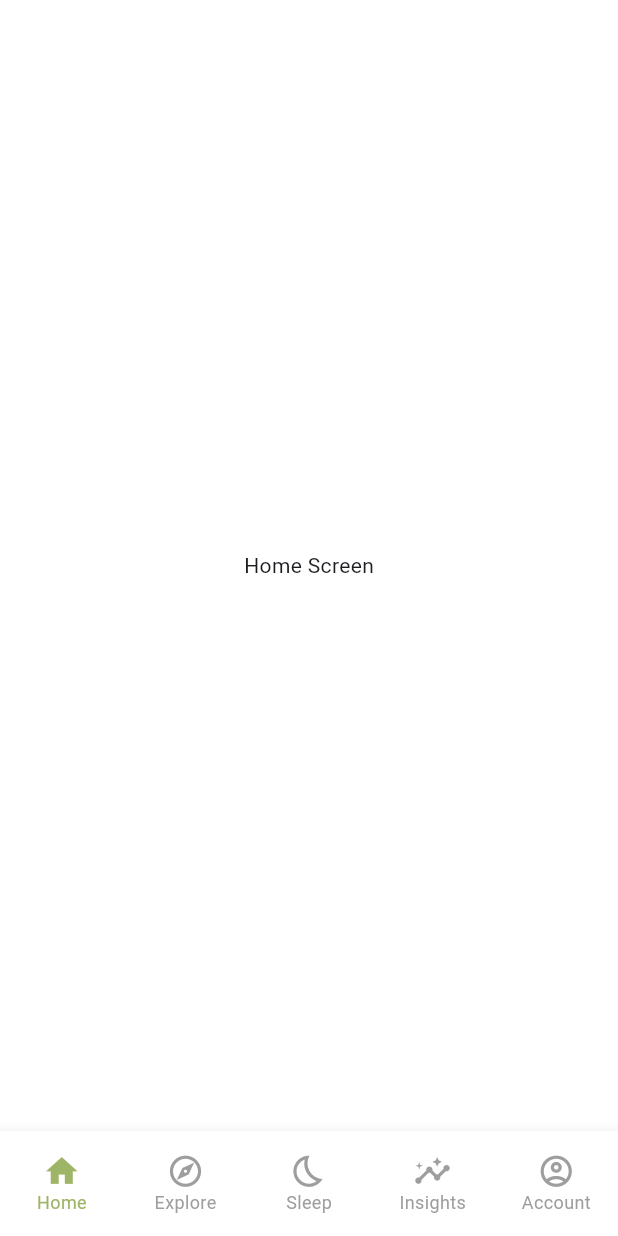
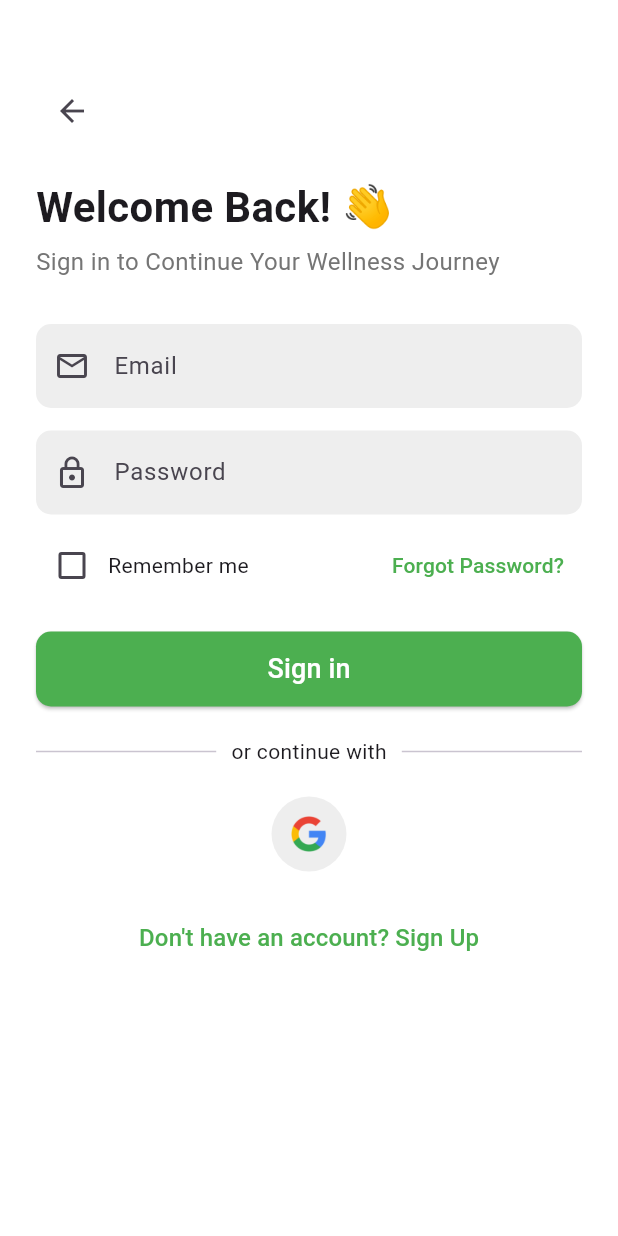
Before and after one commit to kosuri-indu/MindSync, a Flutter app: the screen it shows after launch, on a phone screen of 412 x 824 dp. Run offline on Flutter 3.47's test engine with Material 3 defaults, Android fonts, the phone set to English and light mode, and no system bars; our stand-ins replace flutter_riverpod, lottie.

Commit message:
Added Sign Up and Sign In UI

```diff
--- a/mindsync/lib/main.dart
+++ b/mindsync/lib/main.dart
@@ -1,6 +1,6 @@
 import 'package:flutter/material.dart';
 import 'package:flutter_riverpod/flutter_riverpod.dart';
-import 'views/page/splash_screen.dart';
+import 'views/pages/splash_screen.dart';
 
 void main() {
   runApp(ProviderScope(child: MyApp()));
--- /dev/null
+++ b/mindsync/lib/views/pages/signin_page.dart
@@ -0,0 +1,139 @@
+import 'package:flutter/material.dart';
+import 'signup_page.dart';
+
+class SignInPage extends StatelessWidget {
+  const SignInPage({super.key});
+
+  @override
+  Widget build(BuildContext context) {
+    return Scaffold(
+      body: SingleChildScrollView(
+        child: Padding(
+          padding: const EdgeInsets.symmetric(horizontal: 24, vertical: 50),
+          child: Column(
+            crossAxisAlignment: CrossAxisAlignment.start,
+            children: [
+              IconButton(
+                icon: const Icon(Icons.arrow_back),
+                onPressed: () {},
+              ),
+              const SizedBox(height: 20),
+              Text(
+                "Welcome Back! 👋",
+                style: TextStyle(
+                  fontSize: 28,
+                  fontWeight: FontWeight.bold,
+                ),
+              ),
+              const SizedBox(height: 5),
+              Text(
+                "Sign in to Continue Your Wellness Journey",
+                style: TextStyle(fontSize: 16, color: Colors.grey[600]),
+              ),
+              const SizedBox(height: 30),
+              _buildTextField(Icons.email_outlined, "Email"),
+              const SizedBox(height: 15),
+              _buildTextField(Icons.lock_outline, "Password", isPassword: true),
+              const SizedBox(height: 10),
+              Row(
+                mainAxisAlignment: MainAxisAlignment.spaceBetween,
+                children: [
+                  Row(
+                    children: [
+                      Checkbox(value: false, onChanged: (value) {}),
+                      Text("Remember me"),
+                    ],
+                  ),
+                  TextButton(
+                    onPressed: () {},
+                    child: Text("Forgot Password?",
+                        style: TextStyle(color: Colors.green)),
+                  ),
+                ],
+              ),
+              const SizedBox(height: 20),
+              _buildButton("Sign in", Colors.green),
+              const SizedBox(height: 20),
+              Row(
+                children: const [
+                  Expanded(child: Divider()),
+                  Padding(
+                    padding: EdgeInsets.symmetric(horizontal: 10),
+                    child: Text("or continue with"),
+                  ),
+                  Expanded(child: Divider()),
+                ],
+              ),
+              const SizedBox(height: 20),
+              Center(
+                child: _buildSocialButton("assets/images/google.png"),
+              ),
+              const SizedBox(height: 20),
+              Center(
+                child: TextButton(
+                  onPressed: () {
+                    Navigator.push(
+                      context,
+                      MaterialPageRoute(builder: (context) => SignUpPage()),
+                    );
+                  },
+                  child: Text(
+                    "Don't have an account? Sign Up",
+                    style: TextStyle(color: Colors.green, fontSize: 16),
+                  ),
+                ),
+              ),
+            ],
+          ),
+        ),
+      ),
+    );
+  }
+
+  Widget _buildTextField(IconData icon, String hint,
+      {bool isPassword = false}) {
+    return TextField(
+      obscureText: isPassword,
+      decoration: InputDecoration(
+        prefixIcon: Icon(icon),
+        hintText: hint,
+        filled: true,
+        fillColor: Colors.grey[200],
+        border: OutlineInputBorder(
+          borderRadius: BorderRadius.circular(10),
+          borderSide: BorderSide.none,
+        ),
+      ),
+    );
+  }
+
+  Widget _buildButton(String text, Color color) {
+    return SizedBox(
+      width: double.infinity,
+      height: 50,
+      child: ElevatedButton(
+        style: ElevatedButton.styleFrom(
+          backgroundColor: color,
+          shape:
+              RoundedRectangleBorder(borderRadius: BorderRadius.circular(10)),
+        ),
+        onPressed: () {},
+        child: Text(
+          text,
+          style: TextStyle(fontSize: 18, color: Colors.white),
+        ),
+      ),
+    );
+  }
+
+  Widget _buildSocialButton(String assetPath) {
+    return GestureDetector(
+      onTap: () {},
+      child: CircleAvatar(
+        radius: 25,
+        backgroundColor: Colors.grey[200],
+        child: Image.asset(assetPath, width: 25),
+      ),
+    );
+  }
+}
--- a/mindsync/pubspec.yaml
+++ b/mindsync/pubspec.yaml
@@ -32,7 +32,6 @@
     sdk: flutter
   flutter_riverpod: ^2.4.9
   lottie: ^1.2.2
-
 
   # The following adds the Cupertino Icons font to your application.
   # Use with the CupertinoIcons class for iOS style icons.
```
Also changed, not shown: mindsync/lib/views/pages/signup_page.dart (added, +125 -0 lines), mindsync/lib/views/pages/splash_screen.dart (renamed from mindsync/lib/views/page/splash_screen.dart, +4 -4 lines), mindsync/assets/images/google.png (added), mindsync/lib/views/pages/account_page.dart (renamed from mindsync/lib/views/page/account_page.dart), mindsync/lib/views/pages/explore_page.dart (renamed from mindsync/lib/views/page/explore_page.dart), mindsync/lib/views/pages/home_page.dart (renamed from mindsync/lib/views/page/home_page.dart), mindsync/lib/views/pages/insights_page.dart (renamed from mindsync/lib/views/page/insights_page.dart), mindsync/lib/views/pages/main_page.dart (renamed from mindsync/lib/views/page/main_page.dart), mindsync/lib/views/pages/sleep_page.dart (renamed from mindsync/lib/views/page/sleep_page.dart).
